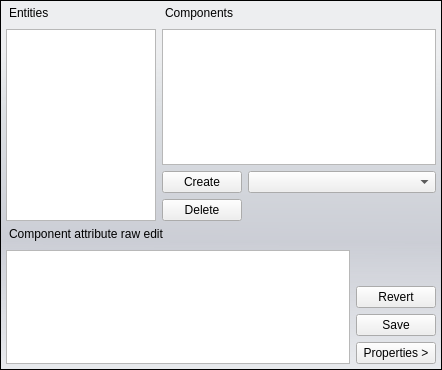
Old version of the form bin/data/ui/eceditor.ui in the repository realXtend/tundra.
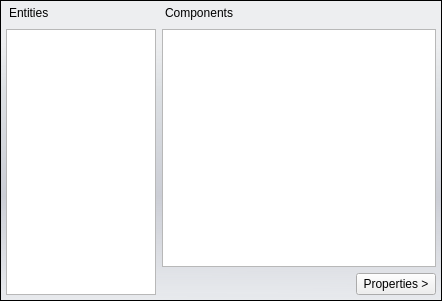
New version of the form.

Commit message: *EC editor window refinements:  -Made attribute XML editor its own instance instead of being integrated to ECEditorWindow  -Moved EC Editor functionalities behind right-click context menus  -New functionality: remove entity. May cause crashes (e.g. when deleting terrain), use with caution.

Patch:
```diff
--- a/bin/data/ui/eceditor.ui
+++ b/bin/data/ui/eceditor.ui
@@ -7,7 +7,7 @@
     <x>0</x>
     <y>0</y>
     <width>442</width>
-    <height>370</height>
+    <height>301</height>
    </rect>
   </property>
   <property name="windowTitle">
@@ -157,113 +157,32 @@
             <item>
              <layout class="QHBoxLayout" name="horizontalLayout_2">
               <item>
-               <widget class="QPushButton" name="but_create">
+               <spacer name="horizontalSpacer">
+                <property name="orientation">
+                 <enum>Qt::Horizontal</enum>
+                </property>
+                <property name="sizeHint" stdset="0">
+                 <size>
+                  <width>40</width>
+                  <height>20</height>
+                 </size>
+                </property>
+               </spacer>
+              </item>
+              <item>
+               <widget class="QPushButton" name="but_show_properties">
                 <property name="sizePolicy">
-                 <sizepolicy hsizetype="Maximum" vsizetype="Fixed">
+                 <sizepolicy hsizetype="Fixed" vsizetype="Fixed">
                   <horstretch>0</horstretch>
                   <verstretch>0</verstretch>
                  </sizepolicy>
                 </property>
                 <property name="text">
-                 <string>Create</string>
-                </property>
-               </widget>
-              </item>
-              <item>
-               <widget class="QComboBox" name="combo_create">
-                <property name="sizePolicy">
-                 <sizepolicy hsizetype="Minimum" vsizetype="Fixed">
-                  <horstretch>0</horstretch>
-                  <verstretch>0</verstretch>
-                 </sizepolicy>
+                 <string>Properties &gt;</string>
                 </property>
                </widget>
               </item>
              </layout>
-            </item>
-            <item>
-             <widget class="QPushButton" name="but_delete">
-              <property name="sizePolicy">
-               <sizepolicy hsizetype="Maximum" vsizetype="Fixed">
-                <horstretch>0</horstretch>
-                <verstretch>0</verstretch>
-               </sizepolicy>
-              </property>
-              <property name="text">
-               <string>Delete</string>
-              </property>
-             </widget>
-            </item>
-           </layout>
-          </item>
-         </layout>
-        </item>
-        <item>
-         <layout class="QGridLayout" name="gridLayout">
-          <item row="0" column="0">
-           <widget class="QLabel" name="label_rawedit">
-            <property name="text">
-             <string>Component attribute raw edit</string>
-            </property>
-           </widget>
-          </item>
-          <item row="4" column="0">
-           <widget class="QTextEdit" name="text_attredit">
-            <property name="sizePolicy">
-             <sizepolicy hsizetype="Expanding" vsizetype="Preferred">
-              <horstretch>0</horstretch>
-              <verstretch>0</verstretch>
-             </sizepolicy>
-            </property>
-            <property name="maximumSize">
-             <size>
-              <width>350</width>
-              <height>16777215</height>
-             </size>
-            </property>
-           </widget>
-          </item>
-          <item row="4" column="5">
-           <layout class="QVBoxLayout" name="verticalLayout_2">
-            <item>
-             <spacer name="verticalSpacer">
-              <property name="orientation">
-               <enum>Qt::Vertical</enum>
-              </property>
-              <property name="sizeHint" stdset="0">
-               <size>
-                <width>20</width>
-                <height>40</height>
-               </size>
-              </property>
-             </spacer>
-            </item>
-            <item>
-             <widget class="QPushButton" name="but_revert">
-              <property name="text">
-               <string>Revert</string>
-              </property>
-             </widget>
-            </item>
-            <item>
-             <widget class="QPushButton" name="but_save">
-              <property name="text">
-               <string>Save</string>
-              </property>
-             </widget>
-            </item>
-            <item>
-             <widget class="QPushButton" name="but_show_properties">
-              <property name="sizePolicy">
-               <sizepolicy hsizetype="Fixed" vsizetype="Fixed">
-                <horstretch>0</horstretch>
-                <verstretch>0</verstretch>
-               </sizepolicy>
-              </property>
-              <property name="text">
-               <string>Properties &gt;</string>
-              </property>
-             </widget>
             </item>
            </layout>
           </item>
```
Left out of the diff: 6 changed lines with no effect on the pictures. The commit also changes 11 other files.
